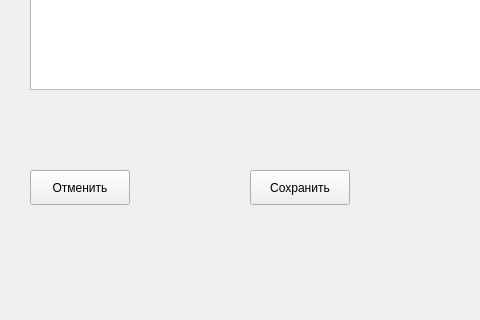
First picture: the form in paint.ui, repository KulikovaDaria/building-evacuation-plan, before the edit; both pictures show x 0 to 480 and y 480 to 800 of the 1000 by 800 pixel window.
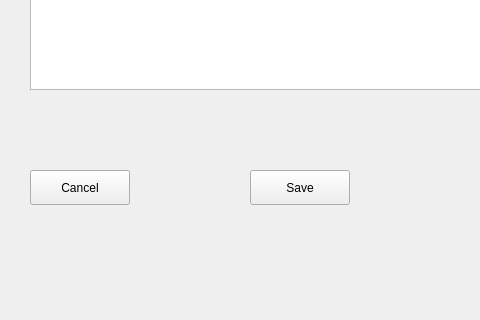
Second picture: the form after the edit.

Commit message: the interface language has been changed to English

```diff
--- a/paint.ui
+++ b/paint.ui
@@ -33,7 +33,7 @@
     </rect>
    </property>
    <property name="text">
-    <string>Отменить</string>
+    <string>Cancel</string>
    </property>
   </widget>
   <widget class="QPushButton" name="save">
@@ -46,7 +46,7 @@
     </rect>
    </property>
    <property name="text">
-    <string>Сохранить</string>
+    <string>Save</string>
    </property>
   </widget>
  </widget>
```
The commit also changes 4 other files.
